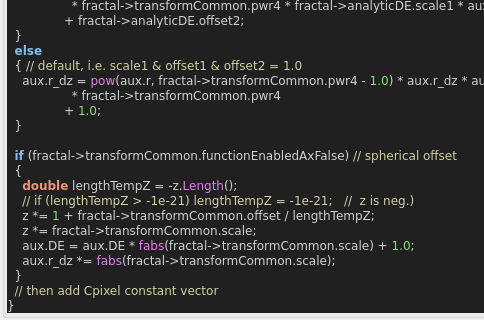
buddhi1980/mandelbulber2, file mandelbulber2/qt_data/fractal_msltoe_toroidal.ui: the form before one commit; both pictures show x 0 to 484 and y 930 to 1250 of the 898 by 1250 pixel window.
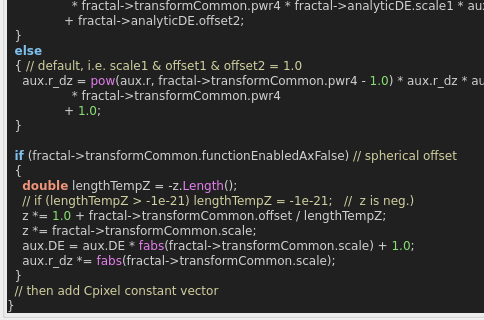
The form after the commit. Custom widgets are drawn as their Qt base class.

```diff
--- a/mandelbulber2/qt_data/fractal_msltoe_toroidal.ui
+++ b/mandelbulber2/qt_data/fractal_msltoe_toroidal.ui
@@ -846,7 +846,7 @@
   &lt;span style=&quot;color:#d0d0d0&quot;&gt;{&lt;/span&gt;
     &lt;span style=&quot;color:#f09479; font-weight:bold&quot;&gt;double&lt;/span&gt; lengthTempZ &lt;span style=&quot;color:#d0d0d0&quot;&gt;= -&lt;/span&gt;z&lt;span style=&quot;color:#d0d0d0&quot;&gt;.&lt;/span&gt;&lt;span style=&quot;color:#e47eed&quot;&gt;Length&lt;/span&gt;&lt;span style=&quot;color:#d0d0d0&quot;&gt;();&lt;/span&gt;
     &lt;span style=&quot;color:#d0d0a0&quot;&gt;// if (lengthTempZ &amp;gt; -1e-21) lengthTempZ = -1e-21;   //  z is neg.)&lt;/span&gt;
-    z &lt;span style=&quot;color:#d0d0d0&quot;&gt;*=&lt;/span&gt; &lt;span style=&quot;color:#87df71&quot;&gt;1&lt;/span&gt; &lt;span style=&quot;color:#d0d0d0&quot;&gt;+&lt;/span&gt; fractal&lt;span style=&quot;color:#d0d0d0&quot;&gt;-&amp;gt;&lt;/span&gt;transformCommon&lt;span style=&quot;color:#d0d0d0&quot;&gt;.&lt;/span&gt;offset &lt;span style=&quot;color:#d0d0d0&quot;&gt;/&lt;/span&gt; lengthTempZ&lt;span style=&quot;color:#d0d0d0&quot;&gt;;&lt;/span&gt;
+    z &lt;span style=&quot;color:#d0d0d0&quot;&gt;*=&lt;/span&gt; &lt;span style=&quot;color:#87df71&quot;&gt;1.0&lt;/span&gt; &lt;span style=&quot;color:#d0d0d0&quot;&gt;+&lt;/span&gt; fractal&lt;span style=&quot;color:#d0d0d0&quot;&gt;-&amp;gt;&lt;/span&gt;transformCommon&lt;span style=&quot;color:#d0d0d0&quot;&gt;.&lt;/span&gt;offset &lt;span style=&quot;color:#d0d0d0&quot;&gt;/&lt;/span&gt; lengthTempZ&lt;span style=&quot;color:#d0d0d0&quot;&gt;;&lt;/span&gt;
     z &lt;span style=&quot;color:#d0d0d0&quot;&gt;*=&lt;/span&gt; fractal&lt;span style=&quot;color:#d0d0d0&quot;&gt;-&amp;gt;&lt;/span&gt;transformCommon&lt;span style=&quot;color:#d0d0d0&quot;&gt;.&lt;/span&gt;scale&lt;span style=&quot;color:#d0d0d0&quot;&gt;;&lt;/span&gt;
     aux&lt;span style=&quot;color:#d0d0d0&quot;&gt;.&lt;/span&gt;DE &lt;span style=&quot;color:#d0d0d0&quot;&gt;=&lt;/span&gt; aux&lt;span style=&quot;color:#d0d0d0&quot;&gt;.&lt;/span&gt;DE &lt;span style=&quot;color:#d0d0d0&quot;&gt;*&lt;/span&gt; &lt;span style=&quot;color:#e47eed&quot;&gt;fabs&lt;/span&gt;&lt;span style=&quot;color:#d0d0d0&quot;&gt;(&lt;/span&gt;fractal&lt;span style=&quot;color:#d0d0d0&quot;&gt;-&amp;gt;&lt;/span&gt;transformCommon&lt;span style=&quot;color:#d0d0d0&quot;&gt;.&lt;/span&gt;scale&lt;span style=&quot;color:#d0d0d0&quot;&gt;) +&lt;/span&gt; &lt;span style=&quot;color:#87df71&quot;&gt;1.0&lt;/span&gt;&lt;span style=&quot;color:#d0d0d0&quot;&gt;;&lt;/span&gt;
     aux&lt;span style=&quot;color:#d0d0d0&quot;&gt;.&lt;/span&gt;r_dz &lt;span style=&quot;color:#d0d0d0&quot;&gt;*=&lt;/span&gt; &lt;span style=&quot;color:#e47eed&quot;&gt;fabs&lt;/span&gt;&lt;span style=&quot;color:#d0d0d0&quot;&gt;(&lt;/span&gt;fractal&lt;span style=&quot;color:#d0d0d0&quot;&gt;-&amp;gt;&lt;/span&gt;transformCommon&lt;span style=&quot;color:#d0d0d0&quot;&gt;.&lt;/span&gt;scale&lt;span style=&quot;color:#d0d0d0&quot;&gt;);&lt;/span&gt;
```
